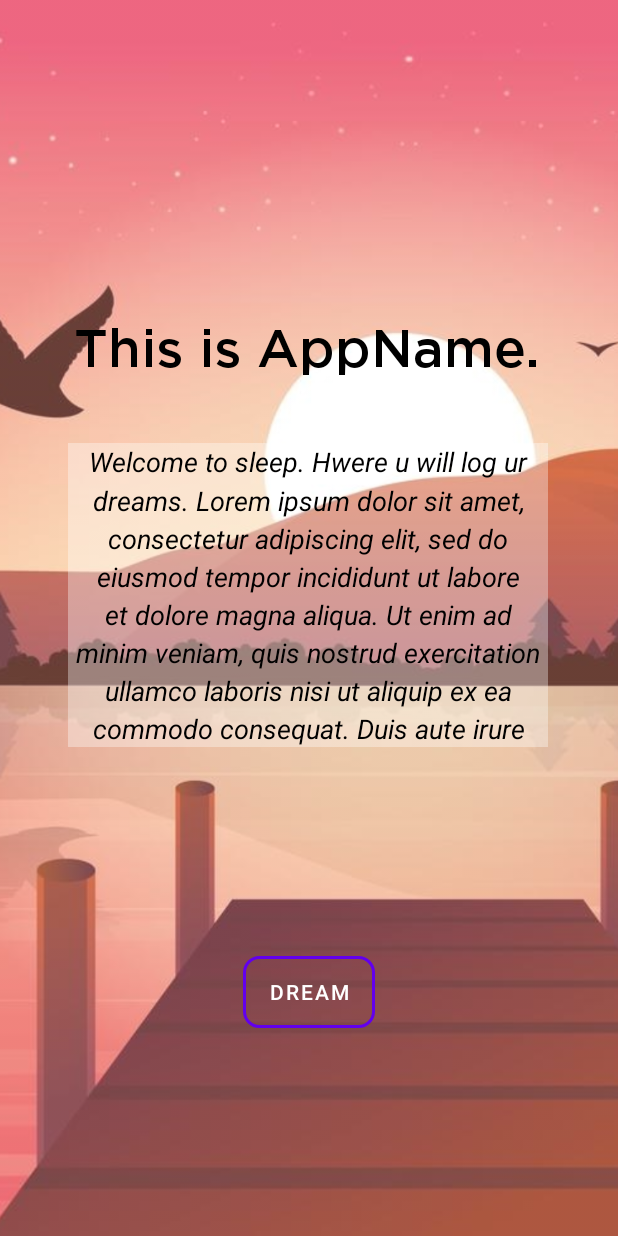
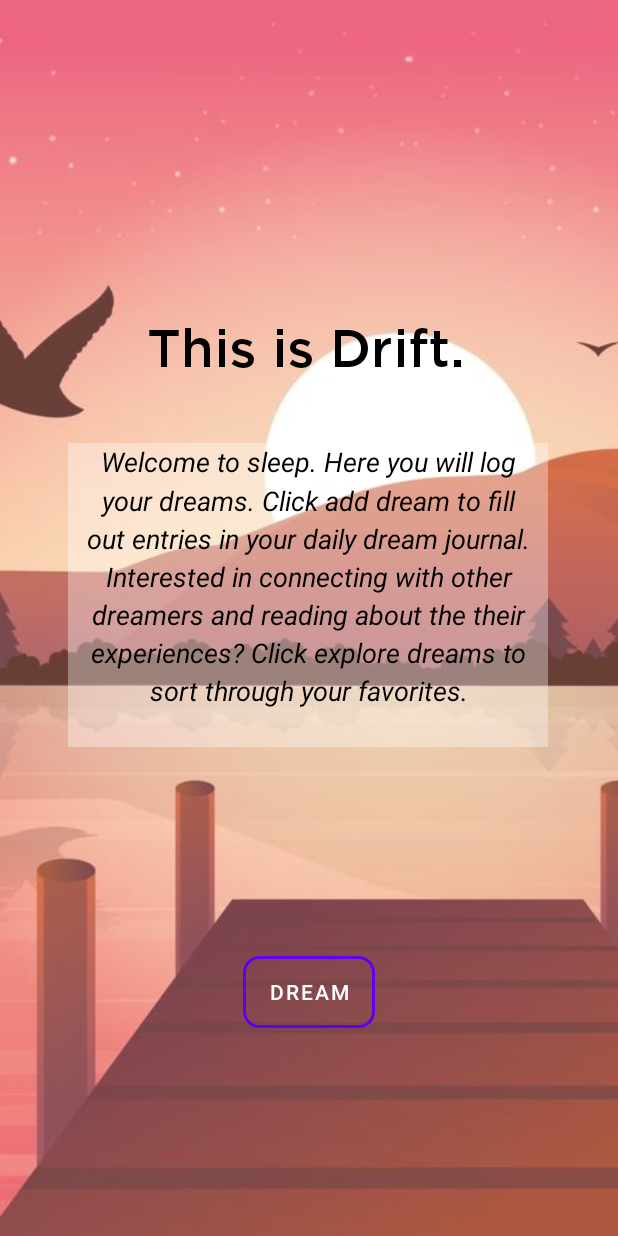
Before and after one commit to Lin2/dreamsbhacks, an Android app: the Tutorial screen opened directly, with no data from a screen before it, on a phone screen of 412 x 824 dp. Run offline under Robolectric (Android 15) with nearby library versions, the phone set to English and light mode, and no system bars.

Commit message:
Add files via upload
Finished Tutorial

```diff
--- a/app/src/main/res/layout/activity_tutorial.xml
+++ b/app/src/main/res/layout/activity_tutorial.xml
@@ -31,7 +31,7 @@
         android:layout_marginTop="212dp"
         android:layout_marginEnd="8dp"
         android:fontFamily="@font/gotham"
-        android:text="This is AppName."
+        android:text="This is Drift."
         android:textAppearance="@style/TextAppearance.AppCompat.Display1"
         android:textColor="#000000"
         android:textSize="35dp"
@@ -49,8 +49,7 @@
         android:fontFamily="sans-serif"
         android:lineSpacingMultiplier="1.2"
         android:lines="8"
-        android:text="Welcome to sleep. Hwere u will log ur dreams.
-Lorem ipsum dolor sit amet, consectetur adipiscing elit, sed do eiusmod tempor incididunt ut labore et dolore magna aliqua. Ut enim ad minim veniam, quis nostrud exercitation ullamco laboris nisi ut aliquip ex ea commodo consequat. Duis aute irure dolor in reprehenderit in voluptate velit esse cillum dolore eu fugiat nulla pariatur."
+        android:text="Welcome to sleep. Here you will log your dreams. Click add dream to fill out entries in your daily dream journal. Interested in connecting with other dreamers and reading about the their experiences? Click explore dreams to sort through your favorites."
         android:textAlignment="center"
         android:textColor="#000000"
         android:textSize="18dp"
```
